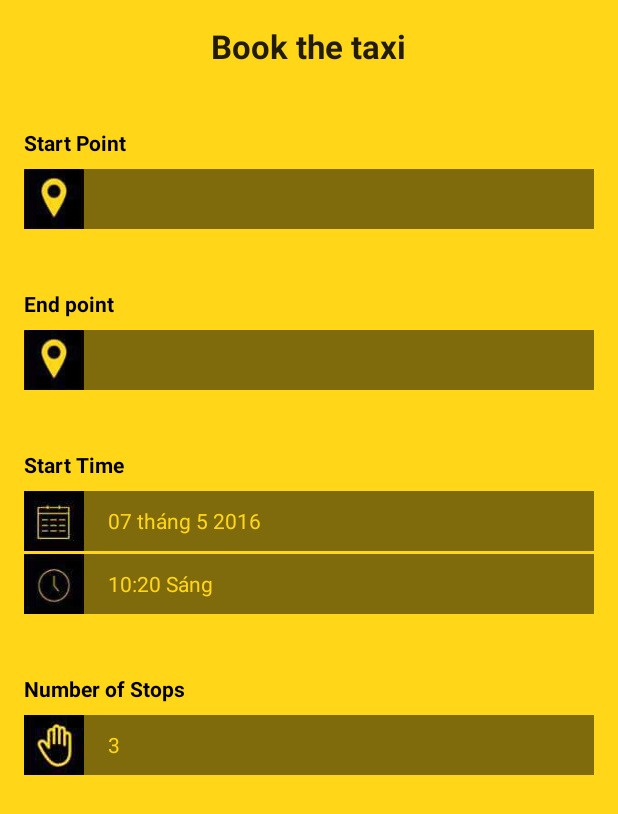
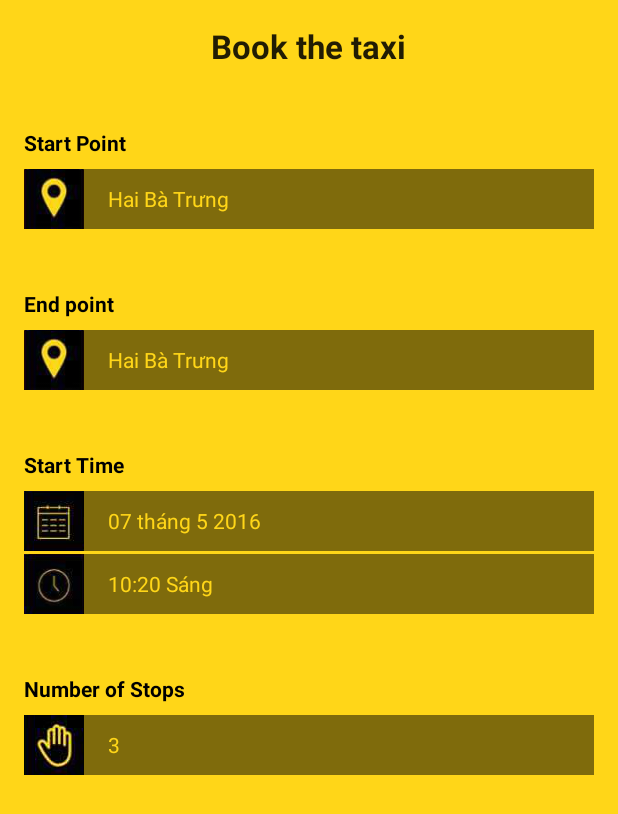
Before and after one commit to meo3the/layout, an Android app: the screen it shows after launch (MainActivity), on a phone screen of 412 x 824 dp. Shown: the top 814 px of the screen. Run offline under Robolectric (Android 15) with nearby library versions, the phone set to English and light mode, and no system bars; our stand-ins replace ButterKnife.

Commit message:
custom spinner

```diff
--- a/app/src/main/java/com/m3t/myapp/MainActivity.java
+++ b/app/src/main/java/com/m3t/myapp/MainActivity.java
@@ -6,6 +6,7 @@ import android.os.Bundle;
 import android.support.v7.app.AppCompatActivity;
 import android.view.View;
 import android.view.WindowInsets;
+import android.widget.ArrayAdapter;
 import android.widget.DatePicker;
 import android.widget.EditText;
 import android.widget.Spinner;
@@ -13,7 +14,6 @@ import android.widget.TimePicker;
 
 import java.util.Calendar;
 
-import butterknife.BindArray;
 import butterknife.BindView;
 import butterknife.ButterKnife;
 import butterknife.OnClick;
@@ -29,14 +29,19 @@ public class MainActivity extends AppCompatActivity {
     EditText etTime;
     @BindView(R.id.etStop)
     EditText etStop;
-    @BindArray(R.array.pointArray)
-    String[] pointArray;
+
 
     @Override
     protected void onCreate(Bundle savedInstanceState) {
         super.onCreate(savedInstanceState);
         setContentView(R.layout.activity_main);
         ButterKnife.bind(this);
+        ArrayAdapter<CharSequence> adapter1 = ArrayAdapter.createFromResource(this.getApplicationContext(), R.array.pointArray, R.layout.simple_spinner_item);
+        adapter1.setDropDownViewResource(R.layout.simple_spinner_dropdown_item);
+        ArrayAdapter<CharSequence> adapter2 = ArrayAdapter.createFromResource(this.getApplicationContext(), R.array.pointArray, R.layout.simple_spinner_item);
+        adapter2.setDropDownViewResource(R.layout.simple_spinner_dropdown_item);
+        spnStartPoint.setAdapter(adapter1);
+        spnEndPoint.setAdapter(adapter2);
     }
 
     @OnClick({R.id.etDate, R.id.etTime})
--- a/app/src/main/res/layout/activity_main.xml
+++ b/app/src/main/res/layout/activity_main.xml
@@ -45,6 +45,7 @@
             android:layout_width="match_parent"
             android:layout_height="match_parent"
             android:background="@color/editTextBackground"
+            android:dropDownWidth="match_parent"
             android:paddingLeft="16dp"
             android:popupBackground="@color/spinnerBackground" />
     </LinearLayout>
@@ -65,7 +66,7 @@
 
         <ImageView
             android:layout_width="40dp"
-            android:layout_height="match_parent"
+            android:layout_height="fill_parent"
             android:background="@mipmap/icon_point"
             android:scaleType="centerInside" />
 
@@ -73,8 +74,9 @@
             android:id="@+id/spnEndPoint"
             style="@style/SpinnerAsEditText"
             android:layout_width="match_parent"
-            android:layout_height="match_parent"
+            android:layout_height="fill_parent"
             android:background="@color/editTextBackground"
+            android:dropDownWidth="match_parent"
             android:paddingLeft="16dp"></Spinner>
     </LinearLayout>
 
--- /dev/null
+++ b/app/src/main/res/layout/simple_spinner_item.xml
@@ -0,0 +1,7 @@
+<?xml version="1.0" encoding="utf-8"?>
+<TextView xmlns:android="http://schemas.android.com/apk/res/android"
+    android:id="@android:id/text1"
+    android:textColor="@color/colorPrimary"
+    android:layout_width="match_parent"
+    android:layout_height="wrap_content"
+    android:singleLine="true" />
--- a/build.gradle
+++ b/build.gradle
@@ -3,7 +3,6 @@
 buildscript {
     repositories {
         jcenter()
-        mavenCentral()
     }
     dependencies {
         classpath 'com.android.tools.build:gradle:2.1.0'
```
Also changed, not shown: app/src/main/res/layout/simple_spinner_dropdown_item.xml (added, +14 -0 lines).
